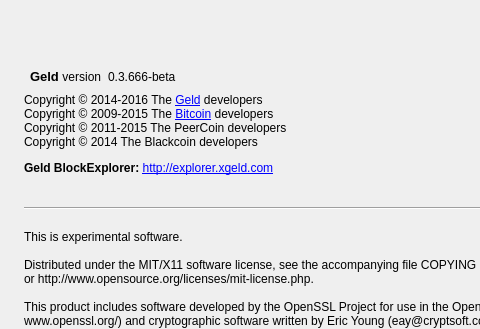
gelddev/geld, file src/qt/forms/aboutdialog.ui: the form before one commit; both pictures show x 0 to 480 and y 0 to 329 of the 593 by 436 pixel window.
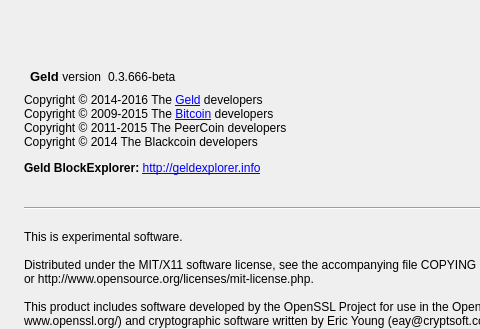
The form after the commit. Icons and pictures are not drawn.

The edit to the form file:
```diff
--- a/src/qt/forms/aboutdialog.ui
+++ b/src/qt/forms/aboutdialog.ui
@@ -116,7 +116,7 @@
         <cursorShape>IBeamCursor</cursorShape>
        </property>
        <property name="text">
-        <string>&lt;html&gt;&lt;head/&gt;&lt;body&gt;&lt;p&gt;Copyright © 2014-2016 The &lt;a href=&quot;http://xgeld.com&quot;&gt;&lt;span style=&quot; text-decoration: underline; color:#0000ff;&quot;&gt;Geld&lt;/span&gt;&lt;/a&gt; developers&lt;br/&gt;Copyright © 2009-2015 The &lt;a href=&quot;http://bitcoin.org&quot;&gt;&lt;span style=&quot; text-decoration: underline; color:#0000ff;&quot;&gt;Bitcoin&lt;/span&gt;&lt;/a&gt; developers&lt;br/&gt;Copyright © 2011-2015 The PeerCoin developers&lt;br/&gt;Copyright © 2014 The Blackcoin developers&lt;/p&gt;&lt;p&gt;&lt;span style=&quot; font-weight:600;&quot;&gt;Geld BlockExplorer: &lt;/span&gt;&lt;a href=&quot;http://explorer.xgeld.com&quot;&gt;&lt;span style=&quot; text-decoration: underline; color:#0000ff;&quot;&gt;http://explorer.xgeld.com&lt;/span&gt;&lt;/a&gt;&lt;/p&gt;&lt;p&gt;&lt;/p&gt;&lt;/body&gt;&lt;/html&gt;</string>
+        <string>&lt;html&gt;&lt;head/&gt;&lt;body&gt;&lt;p&gt;Copyright © 2014-2016 The &lt;a href=&quot;http://xgeld.com&quot;&gt;&lt;span style=&quot; text-decoration: underline; color:#0000ff;&quot;&gt;Geld&lt;/span&gt;&lt;/a&gt; developers&lt;br/&gt;Copyright © 2009-2015 The &lt;a href=&quot;http://bitcoin.org&quot;&gt;&lt;span style=&quot; text-decoration: underline; color:#0000ff;&quot;&gt;Bitcoin&lt;/span&gt;&lt;/a&gt; developers&lt;br/&gt;Copyright © 2011-2015 The PeerCoin developers&lt;br/&gt;Copyright © 2014 The Blackcoin developers&lt;/p&gt;&lt;p&gt;&lt;span style=&quot; font-weight:600;&quot;&gt;Geld BlockExplorer: &lt;/span&gt;&lt;a href=&quot;http://geldexplorer.info&quot;&gt;&lt;span style=&quot; text-decoration: underline; color:#0000ff;&quot;&gt;http://geldexplorer.info&lt;/span&gt;&lt;/a&gt;&lt;/p&gt;&lt;p&gt;&lt;/p&gt;&lt;/body&gt;&lt;/html&gt;</string>
        </property>
        <property name="wordWrap">
         <bool>true</bool>
```
